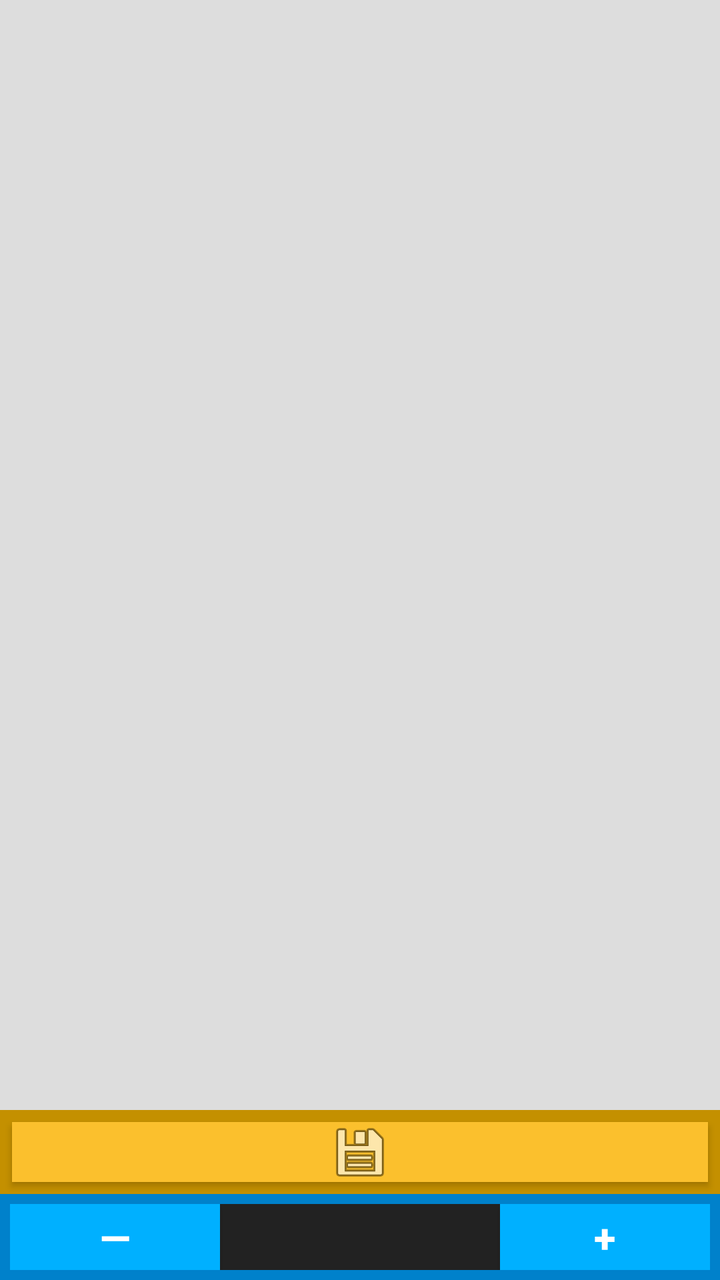
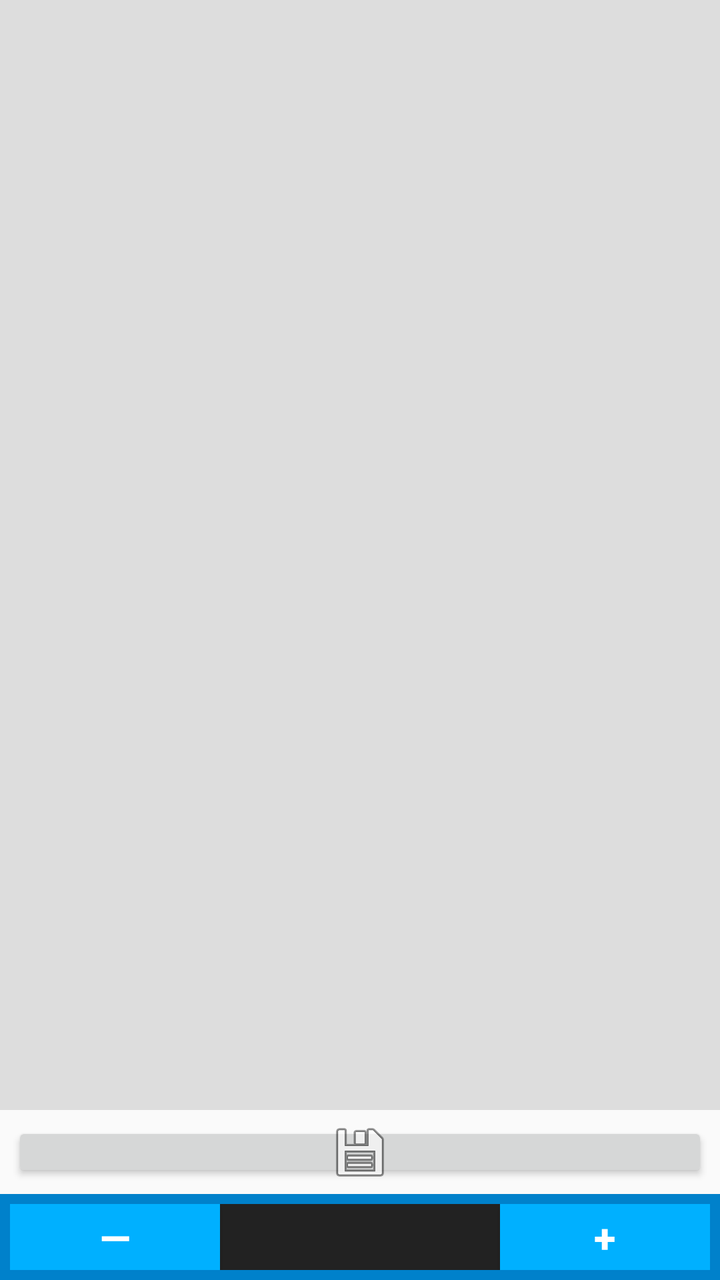

Compare the two renders of this Android layout. The source of the first and the diff that turns it into the second are given below.
<!-- AndroidManifest.xml: application theme AppTheme -->
<!-- res/layout/fragment_donation.xml -->
<?xml version="1.0" encoding="utf-8"?>
<LinearLayout
    android:id="@+id/donation_fragment"
    xmlns:android="http://schemas.android.com/apk/res/android"
    xmlns:app="http://schemas.android.com/apk/res-auto"
    xmlns:tools="http://schemas.android.com/tools"
    android:layout_width="match_parent"
    android:layout_height="match_parent"
    android:orientation="vertical">

    <LinearLayout
        android:layout_width="match_parent"
        android:layout_height="0dp"
        android:layout_weight=".8"
        android:orientation="horizontal">

        <androidx.recyclerview.widget.RecyclerView
            android:id="@+id/donation_list"
            android:layout_width="match_parent"
            android:layout_height="match_parent"
            android:paddingTop="4dp"
            android:paddingBottom="4dp"
            android:background="@color/colorNeutral"
            app:layoutManager="androidx.recyclerview.widget.LinearLayoutManager"
            tools:listitem="@layout/item_search"/>

        <FrameLayout
            android:id="@+id/donation_detail_container"
            android:layout_width="match_parent"
            android:layout_height="match_parent"
            android:visibility="gone"
            android:background="@color/colorNeutral"
            app:layout_behavior="@string/appbar_scrolling_view_behavior" />

    </LinearLayout>

    <ProgressBar
        android:id="@+id/save_progress"
        android:layout_width="match_parent"
        android:layout_height="16dp"
        android:indeterminate="true"
        android:indeterminateTintMode="src_atop"
        android:indeterminateTint="#00FF00"
        android:visibility="gone"
        app:layout_anchor="@id/conversion_bar"
        app:layout_anchorGravity="top|center_horizontal"
        style="?android:attr/progressBarStyleHorizontal" />

    <FrameLayout
        xmlns:android="http://schemas.android.com/apk/res/android"
        android:id="@+id/conversion_bar"
        android:layout_width="match_parent"
        android:layout_height="wrap_content"
        android:background="@color/colorAccentDark">

        <ImageButton
            android:id="@+id/save_button"
            android:layout_width="match_parent"
            android:layout_height="30dp"
            android:layout_gravity="start|center_vertical"
            android:gravity="center"
            android:layout_margin="6dp"
            android:background="@color/colorAccent"
            android:src="@drawable/action_save"
            style="@style/Widget.AppCompat.Button" />

    </FrameLayout>

    <LinearLayout
        android:layout_width="match_parent"
        android:layout_height="wrap_content"
        android:background="@color/colorPrimaryDark"
        android:padding="5dp"
        android:orientation="horizontal">

        <Button
            android:id="@+id/donation_decrement_button"
            android:layout_width="0dp"
            android:layout_height="match_parent"
            android:layout_weight=".3"
            android:layout_gravity="start"
            android:gravity="center"
            android:background="@color/colorPrimary"
            android:textSize="@dimen/text_size_paragraph_title"
            android:textColor="#fff"
            android:textStyle="bold"
            android:text="@string/symbol_decrement_button"
            android:contentDescription="@string/description_decrement_donation_text"/>

        <FrameLayout
            android:id="@+id/donation_amount_label"
            android:layout_width="0dp"
            android:layout_height="wrap_content"
            android:layout_weight=".4"
            android:labelFor="@id/donation_amount_text">

            <EditText
                android:id="@+id/donation_amount_text"
                android:layout_width="match_parent"
                android:layout_height="wrap_content"
                android:padding="3dp"
                android:layout_gravity="center"
                android:background="@color/colorSlate"
                android:gravity="center"
                android:textSize="@dimen/text_size_paragraph_title"
                android:textStyle="bold"
                android:textColor="#fff"
                android:inputType="numberDecimal"
                android:imeOptions="actionDone"
                android:importantForAutofill="no"/>

        </FrameLayout>

        <Button
            android:id="@+id/donation_increment_button"
            android:layout_width="0dp"
            android:layout_height="match_parent"
            android:layout_weight=".3"
            android:layout_gravity="end"
            android:gravity="center"
            android:background="@color/colorPrimary"
            android:textSize="@dimen/text_size_paragraph_title"
            android:textColor="#fff"
            android:textStyle="bold"
            android:text="@string/symbol_increment_button"
            android:contentDescription="@string/description_increment_donation_text"/>

    </LinearLayout>

</LinearLayout>
<!-- res/layout/item_search.xml (included above) -->
<?xml version="1.0" encoding="utf-8"?>
<LinearLayout xmlns:android="http://schemas.android.com/apk/res/android"
    android:layout_width="match_parent"
    android:layout_height="wrap_content"
    android:orientation="vertical"
    android:layout_margin="1dp"
    android:background="#fff">

    <TextView
        android:id="@+id/search_item_primary"
        android:layout_width="match_parent"
        android:layout_height="wrap_content"
        android:layout_margin="4dp"
        android:textSize="@dimen/text_size_paragraph_title"
        android:textAppearance="?attr/textAppearanceListItem" />

    <LinearLayout xmlns:android="http://schemas.android.com/apk/res/android"
        android:layout_width="match_parent"
        android:layout_height="0dp"
        android:layout_weight="1"
        android:orientation="horizontal"
        android:baselineAligned="false"
        android:gravity="center">

        <LinearLayout xmlns:android="http://schemas.android.com/apk/res/android"
            android:layout_width="0dp"
            android:layout_height="match_parent"
            android:layout_weight="1"
            android:orientation="vertical">

            <TextView
                android:id="@+id/search_item_secondary"
                android:layout_width="match_parent"
                android:layout_height="wrap_content"
                android:layout_margin="4dp"
                android:textAppearance="?attr/textAppearanceListItem" />

            <TextView
                android:id="@+id/search_item_tertiary"
                android:layout_width="match_parent"
                android:layout_height="wrap_content"
                android:layout_margin="4dp"
                android:textAppearance="?attr/textAppearanceListItem" />

        </LinearLayout>

        <RelativeLayout
            android:layout_width="wrap_content"
            android:layout_height="match_parent"
            android:background="#000"
            android:gravity="end">

            <ImageView
                android:id="@+id/search_item_logo"
                android:layout_width="wrap_content"
                android:layout_height="match_parent"
                android:adjustViewBounds="true"
                android:contentDescription="@string/description_charity_logo"/>

        </RelativeLayout>

    </LinearLayout>

</LinearLayout>
<!-- resources referenced by this layout -->
<resources>
  <color name="colorAccent">#FBC02D</color>
  <color name="colorAccentDark">#C49000</color>
  <color name="colorNeutral">#DDD</color>
  <color name="colorPrimary">#00B0FF</color>
  <color name="colorPrimaryDark">#0081CB</color>
  <color name="colorSlate">#222</color>
  <dimen name="text_size_paragraph_title">20sp</dimen>
  <!-- drawable action_save: png bitmap (drawable-hdpi, 1248 bytes) -->
  <string name="description_charity_logo">This is the logo that corresponds to the listed charity</string>
  <string name="description_decrement_donation_text">Press this button to decrease your total donation amount</string>
  <string name="description_increment_donation_text">Press this button to increase your total donation amount</string>
  <string name="symbol_decrement_button">—</string>
  <string name="symbol_increment_button">+</string>
  <style name="AppTheme" parent="Theme.AppCompat.Light.DarkActionBar">
          <item name="colorPrimary">@color/colorPrimary</item>
          <item name="colorPrimaryDark">@color/colorPrimaryDark</item>
          <item name="colorAccent">@color/colorAccent</item>
          <item name="popupMenuStyle">@style/AppTheme.PopupOverlay</item>
      </style>
  <style name="AppTheme.PopupOverlay" parent="@android:style/Widget.PopupMenu">
          <item name="android:background">@color/colorPrimary</item>
      </style>
</resources>

<!-- the commit's change to res/layout/fragment_donation.xml (unified diff, before → after) -->
@@ -35,34 +35,31 @@
     </LinearLayout>
 
     <ProgressBar
-        android:id="@+id/save_progress"
+        android:id="@+id/save_progress_bar"
         android:layout_width="match_parent"
         android:layout_height="16dp"
         android:indeterminate="true"
         android:indeterminateTintMode="src_atop"
         android:indeterminateTint="#00FF00"
         android:visibility="gone"
-        app:layout_anchor="@id/conversion_bar"
+        app:layout_anchor="@id/action_bar_wrapper"
         app:layout_anchorGravity="top|center_horizontal"
         style="?android:attr/progressBarStyleHorizontal" />
 
     <FrameLayout
-        xmlns:android="http://schemas.android.com/apk/res/android"
-        android:id="@+id/conversion_bar"
+        android:id="@+id/action_bar_wrapper"
         android:layout_width="match_parent"
-        android:layout_height="wrap_content"
-        android:background="@color/colorAccentDark">
+        android:layout_height="wrap_content">
 
         <ImageButton
-            android:id="@+id/save_button"
+            android:id="@+id/action_bar"
             android:layout_width="match_parent"
             android:layout_height="30dp"
             android:layout_gravity="start|center_vertical"
             android:gravity="center"
             android:layout_margin="6dp"
-            android:background="@color/colorAccent"
             android:src="@drawable/action_save"
-            style="@style/Widget.AppCompat.Button" />
+            style="@style/Widget.AppCompat.Button"/>
 
     </FrameLayout>
 
<!-- resource entries referenced after the edit -->
@@ -1,7 +1,6 @@
 <!-- resources referenced by this layout -->
 <resources>
   <color name="colorAccent">#FBC02D</color>
-  <color name="colorAccentDark">#C49000</color>
   <color name="colorNeutral">#DDD</color>
   <color name="colorPrimary">#00B0FF</color>
   <color name="colorPrimaryDark">#0081CB</color>
